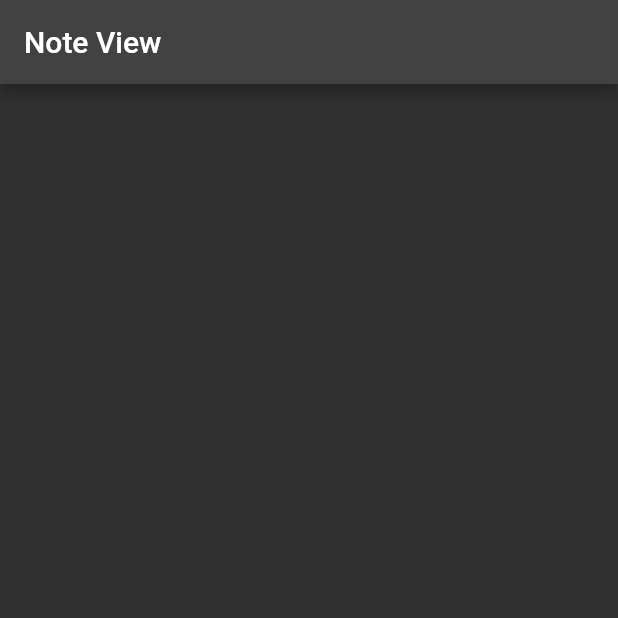
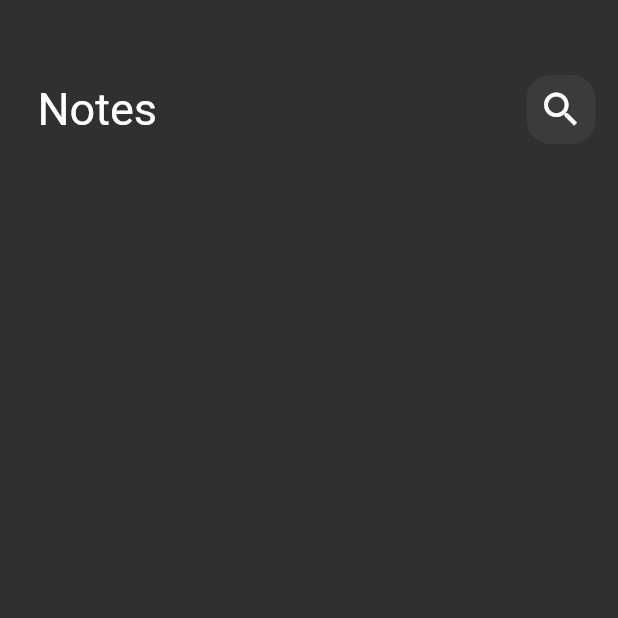
Before and after one commit to ahmedgamal826/notes_app, a Flutter app: the screen it shows after launch, on a phone screen of 412 x 824 dp, the top half of it. Run offline on Flutter 3.47's test engine with Material 2 defaults, Android fonts, the phone set to English and light mode, and no system bars.

Commit message:
create appBar

```diff
--- a/lib/views/note_view.dart
+++ b/lib/views/note_view.dart
@@ -1,4 +1,5 @@
 import 'package:flutter/material.dart';
+import 'package:notes_app/views/widgets/note_view_body.dart';
 
 class NoteView extends StatelessWidget {
   const NoteView({super.key});
@@ -6,9 +7,7 @@ class NoteView extends StatelessWidget {
   @override
   Widget build(BuildContext context) {
     return Scaffold(
-      appBar: AppBar(
-        title: Text('Note View'),
-      ),
+      body: NoteViewBody(),
     );
   }
 }
--- /dev/null
+++ b/lib/views/widgets/custom_app_bar.dart
@@ -0,0 +1,24 @@
+import 'package:flutter/material.dart';
+
+import 'custom_icon.dart';
+
+class CustomAppBar extends StatelessWidget {
+  const CustomAppBar({super.key});
+
+  @override
+  Widget build(BuildContext context) {
+    return Row(
+      children: [
+        Padding(
+          padding: const EdgeInsets.only(left: 10),
+          child: Text(
+            'Notes',
+            style: TextStyle(fontSize: 30),
+          ),
+        ),
+        Spacer(),
+        CustomSearchIcon(),
+      ],
+    );
+  }
+}
--- /dev/null
+++ b/lib/views/widgets/custom_icon.dart
@@ -0,0 +1,20 @@
+import 'package:flutter/material.dart';
+
+class CustomSearchIcon extends StatelessWidget {
+  const CustomSearchIcon({super.key});
+
+  @override
+  Widget build(BuildContext context) {
+    return Container(
+      height: 46,
+      width: 46,
+      decoration: BoxDecoration(
+          color: Colors.white.withOpacity(.05),
+          borderRadius: BorderRadius.circular(16)),
+      child: Icon(
+        Icons.search,
+        size: 30,
+      ),
+    );
+  }
+}
--- /dev/null
+++ b/lib/views/widgets/note_view_body.dart
@@ -0,0 +1,21 @@
+import 'package:flutter/material.dart';
+import 'package:notes_app/views/widgets/custom_app_bar.dart';
+
+class NoteViewBody extends StatelessWidget {
+  const NoteViewBody({super.key});
+
+  @override
+  Widget build(BuildContext context) {
+    return Padding(
+      padding: const EdgeInsets.symmetric(horizontal: 15),
+      child: Column(
+        children: [
+          SizedBox(
+            height: 50,
+          ),
+          CustomAppBar()
+        ],
+      ),
+    );
+  }
+}
```
